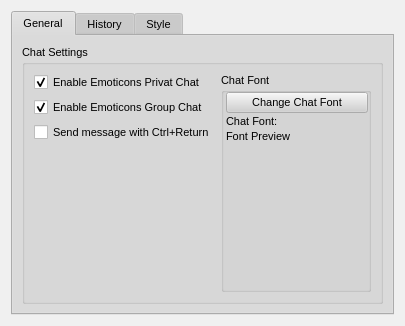
Before: the Qt Designer form retroshare-gui/src/gui/settings/ChatPage.ui in RetroShare/RetroShare, drawn with Qt 5.
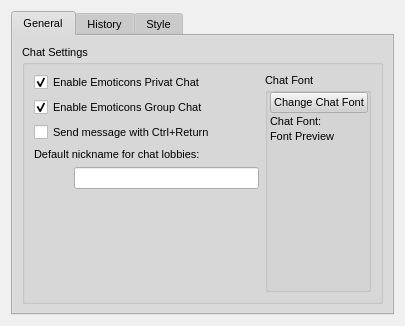
After: the same form once the commit is applied.

Commit message: added load/save of default nickname, plus some debugging

The edit to the form file:
```diff
--- a/retroshare-gui/src/gui/settings/ChatPage.ui
+++ b/retroshare-gui/src/gui/settings/ChatPage.ui
@@ -521,8 +521,10 @@
          <property name="title">
           <string>Chat Settings</string>
          </property>
-         <layout class="QGridLayout" name="gridLayout_4">
-          <item row="0" column="0">
+         <layout class="QHBoxLayout" name="horizontalLayout_3">
+          <item>
+           <layout class="QVBoxLayout" name="verticalLayout_3">
+            <item>
            <widget class="QCheckBox" name="checkBox_emoteprivchat">
             <property name="text">
              <string>Enable Emoticons Privat Chat</string>
@@ -532,7 +534,7 @@
             </property>
            </widget>
           </item>
-          <item row="1" column="0">
+            <item>
            <widget class="QCheckBox" name="checkBox_emotegroupchat">
             <property name="text">
              <string>Enable Emoticons Group Chat</string>
@@ -542,14 +544,66 @@
             </property>
            </widget>
           </item>
-          <item row="2" column="0">
+            <item>
            <widget class="QCheckBox" name="sendMessageWithCtrlReturn">
             <property name="text">
              <string>Send message with Ctrl+Return</string>
             </property>
            </widget>
           </item>
-          <item row="0" column="1" rowspan="4">
+            <item>
+             <widget class="QLabel" name="label">
+              <property name="text">
+               <string>Default nickname for chat lobbies:</string>
+              </property>
+             </widget>
+            </item>
+            <item>
+             <layout class="QHBoxLayout" name="horizontalLayout_2">
+              <item>
+               <spacer name="horizontalSpacer">
+                <property name="orientation">
+                 <enum>Qt::Horizontal</enum>
+                </property>
+                <property name="sizeType">
+                 <enum>QSizePolicy::Maximum</enum>
+                </property>
+                <property name="sizeHint" stdset="0">
+                 <size>
+                  <width>40</width>
+                  <height>20</height>
+                 </size>
+                </property>
+               </spacer>
+              </item>
+              <item>
+               <widget class="QLineEdit" name="chatLobbyNick_LE">
+                <property name="sizePolicy">
+                 <sizepolicy hsizetype="Expanding" vsizetype="Fixed">
+                  <horstretch>0</horstretch>
+                  <verstretch>0</verstretch>
+                 </sizepolicy>
+                </property>
+               </widget>
+              </item>
+             </layout>
+            </item>
+            <item>
+             <spacer name="verticalSpacer">
+              <property name="orientation">
+               <enum>Qt::Vertical</enum>
+              </property>
+              <property name="sizeHint" stdset="0">
+               <size>
+                <width>20</width>
+                <height>40</height>
+               </size>
+              </property>
+             </spacer>
+            </item>
+           </layout>
+          </item>
+          <item>
            <widget class="QGroupBox" name="groupBoxIRCColors">
             <property name="maximumSize">
              <size>
```
Lines whose indentation alone changed are shown as unchanged. The commit also changes 10 other files.
